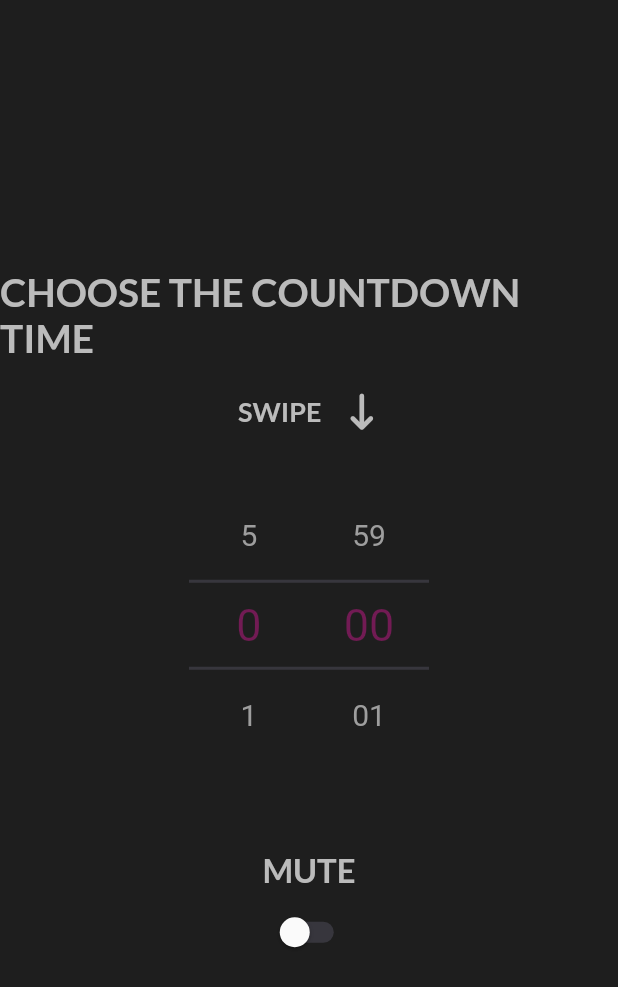
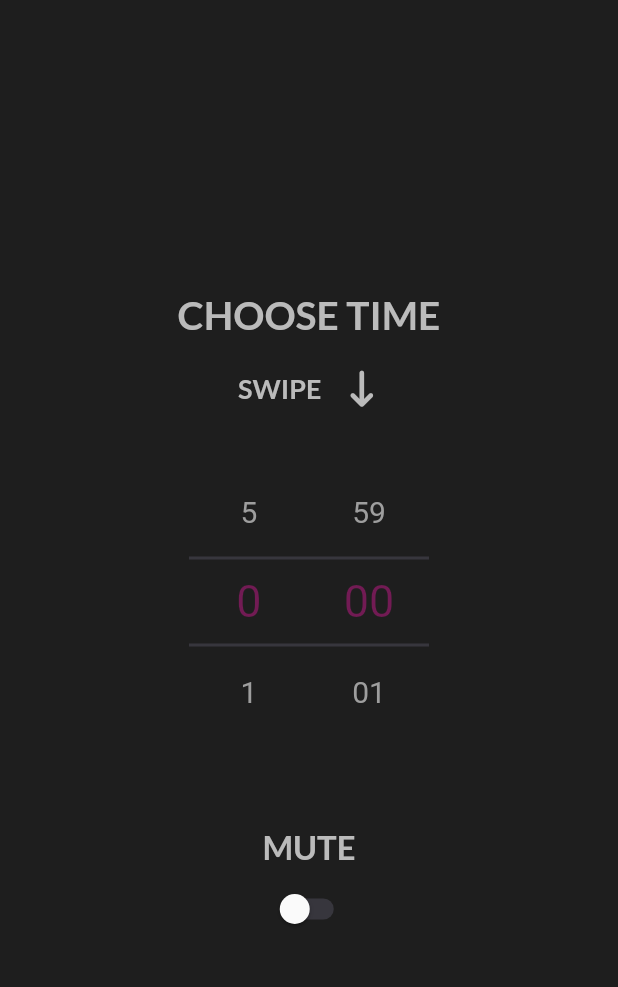
Before and after one commit to Emanuel-DSC/Random-Letter-Generator-Stop, a Flutter app: the Settings screen opened directly, on a phone screen of 412 x 824 dp. Shown: the top 987 px of the screen. Run offline on Flutter 3.47's test engine with Material 2 defaults, Android fonts, the light colour scheme and no system bars; drawn by our look-alikes of numberpicker; our stand-ins replace circular_countdown_timer, flutter_animate, font_awesome_flutter, get_storage, google_fonts, hidden_drawer_menu; missing offline and left inert: flutter_ringtone_player; accounts and stored records are empty; generated files the repository leaves out were written again.

Commit message:
Final changes

```diff
--- a/lib/l10n/app_eng.arb
+++ b/lib/l10n/app_eng.arb
@@ -4,8 +4,7 @@
     "kDrawerHomeText": "Home",
     "kDrawerSettingsText": "Settings",
     "kDrawerCategoriesText": "Categories",
-    "kSettingsText": "choose the countdown time",
-    "kSettingsText2": "(seconds)",
+    "kSettingsText": "choose time",
     "kSettingsText3": "mute",
     "kCategoriesText1"  : "Men",
     "kCategoriesText2" :  "women",
--- a/lib/l10n/app_pt.arb
+++ b/lib/l10n/app_pt.arb
@@ -6,7 +6,6 @@
     "kDrawerSettingsText": "Ajustes",
     "kDrawerCategoriesText": "Categorias",
     "kSettingsText": "Escolha o tempo",
-    "kSettingsText2": "(segundos)",
     "kSettingsText3": "Mutar",
     "kCategoriesText1"  : "Homem",
     "kCategoriesText2" :  "mulher",
--- a/lib/screens/settings.dart
+++ b/lib/screens/settings.dart
@@ -33,7 +33,9 @@ class SettingsState extends State<Settings> {
   Widget build(BuildContext context) {
     return Scaffold(
       backgroundColor: kBgColor,
-      body: Column(
+      body: Padding(
+        padding: const EdgeInsets.all(16.0),
+        child: Column(
           mainAxisAlignment: MainAxisAlignment.center,
           children: <Widget>[
             LatoText(
@@ -84,6 +86,7 @@ class SettingsState extends State<Settings> {
             ),
           ],
         ),
+      ),
     );
   }
 }
```
Lines whose indentation alone changed are shown as unchanged.
